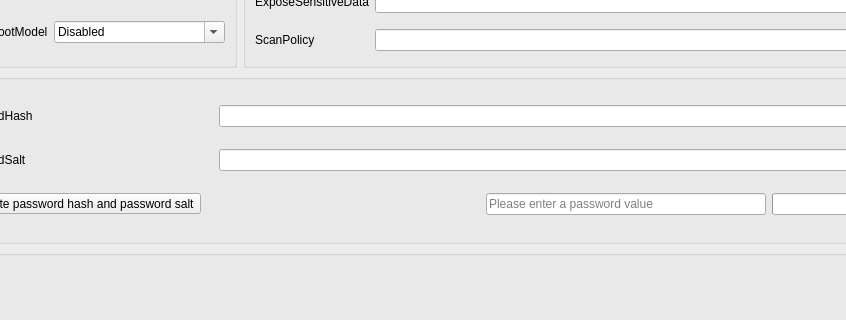
Above: mainwindow.ui from ic005k/OCAuxiliaryTools before the change; both pictures show x 175 to 1021 and y 275 to 595 of the 1484 by 755 pixel window. Below: the same form after it.
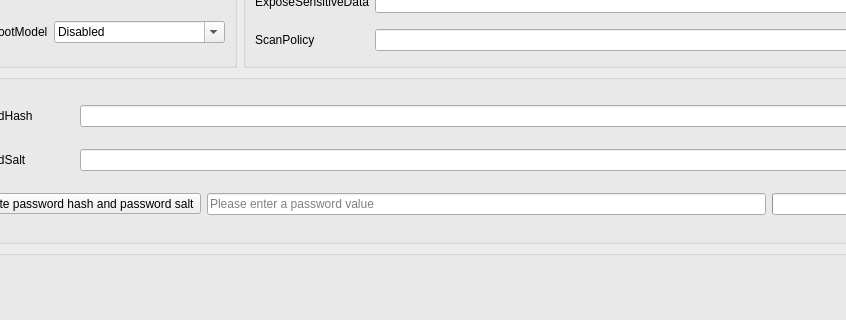
That is the form after the change. The open tabs and pages were chosen to show the change. Icons and pictures are not drawn.

Patch:
```diff
--- a/mainwindow.ui
+++ b/mainwindow.ui
@@ -4576,7 +4576,7 @@
                    <widget class="QLineEdit" name="editPassInput">
                     <property name="maximumSize">
                      <size>
-                      <width>280</width>
+                      <width>16777215</width>
                       <height>16777215</height>
                      </size>
                     </property>
```
Left out of the diff: 2 changed lines with no effect on the pictures.
